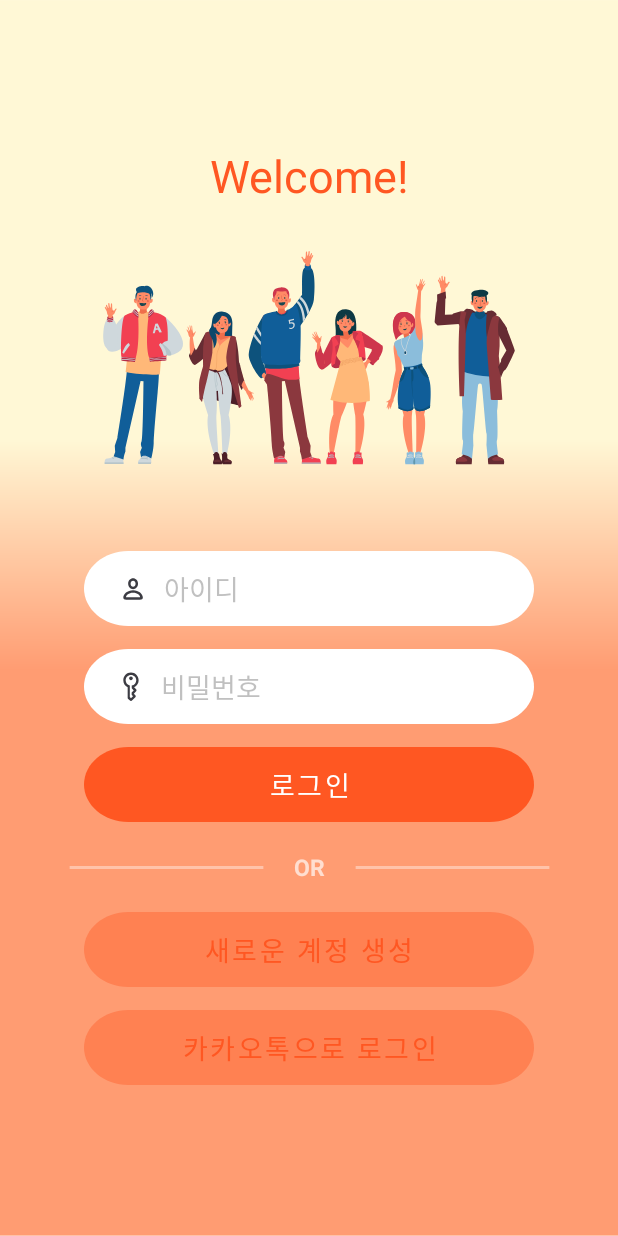
After one commit to suhwankim03/madcamp_week2, an Android app: the CreateAccountActivity screen opened directly, with no data from a screen before it, on a phone screen of 412 x 824 dp. The commit adds this screen. Run offline under Robolectric (Android 15) with nearby library versions, the phone set to English and light mode, and no system bars.

Commit message:
회원가입 Activity 초안 생성
회원가입 Activity 초안 생성

```diff
--- a/app/src/main/AndroidManifest.xml
+++ b/app/src/main/AndroidManifest.xml
@@ -15,18 +15,18 @@
         android:supportsRtl="true"
         android:theme="@style/Theme.FindFriend"
         tools:targetApi="31">
-
+        <activity
+            android:name=".CreateAccountActivity"
+            android:exported="false" />
         <activity
             android:name=".StartActivity"
-            android:exported="true"
-            android:theme="@style/Theme.Design.Light.NoActionBar">
+            android:exported="true">
             <intent-filter>
                 <action android:name="android.intent.action.MAIN" />
 
                 <category android:name="android.intent.category.LAUNCHER" />
             </intent-filter>
         </activity>
-
         <activity
             android:name=".LoginActivity"
             android:exported="true"
@@ -37,7 +37,6 @@
                 <category android:name="android.intent.category.LAUNCHER" />
             </intent-filter>
         </activity>
-
         <activity android:name=".MainActivity" />
     </application>
 
--- /dev/null
+++ b/app/src/main/java/com/example/findfriend/CreateAccountActivity.kt
@@ -0,0 +1,14 @@
+package com.example.findfriend
+
+import androidx.appcompat.app.AppCompatActivity
+import android.os.Bundle
+import com.example.findfriend.R
+import com.example.findfriend.databinding.ActivityCreateAccountBinding
+
+private lateinit var binding: ActivityCreateAccountBinding
+class CreateAccountActivity : AppCompatActivity() {
+    override fun onCreate(savedInstanceState: Bundle?) {
+        super.onCreate(savedInstanceState)
+        setContentView(R.layout.activity_create_account)
+    }
+}
--- a/app/src/main/java/com/example/findfriend/LoginActivity.kt
+++ b/app/src/main/java/com/example/findfriend/LoginActivity.kt
@@ -34,10 +34,12 @@ class LoginActivity : AppCompatActivity() {
             //"입력한 아이디 패스워드가 서버에 있는지 확인하는 내용 필요"
             val intent = Intent(this, MainActivity::class.java)
             startActivity(intent)
+            finish()
         }
 
         createAccountButton.setOnClickListener{
-
+            val intent = Intent(this, CreateAccountActivity::class.java)
+            startActivity(intent)
         }
 
         loginByKaKaoButton.setOnClickListener{
--- a/app/src/main/java/com/example/findfriend/StartActivity.kt
+++ b/app/src/main/java/com/example/findfriend/StartActivity.kt
@@ -20,13 +20,13 @@ class StartActivity : AppCompatActivity() {
     override fun onCreate(savedInstanceState: Bundle?) {
         super.onCreate(savedInstanceState)
         setContentView(R.layout.activity_start)
-
+/*
         fadeInAnim = AnimationUtils.loadAnimation(this, R.anim.fade_in)
         appTitle = findViewById(R.id.appTitle)
         appLogo = findViewById(R.id.appLogo)
         appLogo.startAnimation(fadeInAnim)
         appTitle.startAnimation(fadeInAnim)
-
+*/
         // 일정 시간 지연 이후 실행하기 위한 코드
         Handler(Looper.getMainLooper()).postDelayed({
 
--- /dev/null
+++ b/app/src/main/res/layout/activity_create_account.xml
@@ -0,0 +1,196 @@
+<?xml version="1.0" encoding="utf-8"?>
+<androidx.constraintlayout.widget.ConstraintLayout xmlns:android="http://schemas.android.com/apk/res/android"
+    xmlns:app="http://schemas.android.com/apk/res-auto"
+    xmlns:tools="http://schemas.android.com/tools"
+    android:layout_width="match_parent"
+    android:layout_height="match_parent"
+    tools:context=".LoginActivity">
+
+    <ImageView
+        android:id="@+id/loginBackGround"
+        android:layout_width="match_parent"
+        android:layout_height="match_parent"
+        app:layout_constraintTop_toTopOf="parent"
+        app:layout_constraintLeft_toLeftOf="parent"
+        android:scaleType="centerCrop"
+        android:src="@drawable/bg_login"
+        />
+
+
+    <TextView
+        android:id="@+id/loginBackGround_welcomeText"
+        android:layout_width="wrap_content"
+        android:layout_height="wrap_content"
+        android:gravity="center"
+        android:text="Welcome!"
+        android:textColor="@color/carrot"
+        android:textSize="30dp"
+        app:layout_constraintBottom_toTopOf="@id/loginBackGround_illust"
+        app:layout_constraintLeft_toLeftOf="parent"
+        app:layout_constraintRight_toRightOf="parent" />
+
+    <ImageView
+        android:id="@+id/loginBackGround_illust"
+        android:layout_width="300dp"
+        android:layout_height="200dp"
+        android:background="@drawable/login_illust"
+        app:layout_constraintBottom_toTopOf="@id/loginBackGround_id"
+        app:layout_constraintRight_toRightOf="parent"
+        app:layout_constraintLeft_toLeftOf="parent"
+        android:layout_marginBottom="30dp"
+        android:scaleType="centerCrop"/>
+
+
+    <ImageView
+        android:id="@+id/loginBackGround_id"
+        android:layout_width="wrap_content"
+        android:layout_height="wrap_content"
+        android:background="@drawable/oval"
+        app:layout_constraintTop_toTopOf="parent"
+        app:layout_constraintBottom_toBottomOf="parent"
+        app:layout_constraintRight_toRightOf="parent"
+        app:layout_constraintLeft_toLeftOf="parent"
+        android:layout_marginBottom="40dp"
+        android:clipToOutline="true"/>
+
+    <ImageView
+        android:id="@+id/loginBackGround_id_ic"
+        android:layout_width="wrap_content"
+        android:layout_height="wrap_content"
+        android:background="@drawable/login_ic_user"
+        app:layout_constraintTop_toTopOf="@id/loginBackGround_id"
+        app:layout_constraintBottom_toBottomOf="@id/loginBackGround_id"
+        app:layout_constraintLeft_toLeftOf="@id/loginBackGround_id"
+        android:layout_marginLeft="25dp"/>
+
+    <EditText
+        android:id="@+id/writeId"
+        android:layout_width="230dp"
+        android:layout_height="wrap_content"
+        android:inputType="textNoSuggestions|textMultiLine"
+        android:hint="아이디"
+        android:textColorHint="@color/hintgray"
+        app:backgroundTint="@color/white"
+        app:layout_constraintTop_toTopOf="@id/loginBackGround_id"
+        app:layout_constraintBottom_toBottomOf="@id/loginBackGround_id"
+        app:layout_constraintLeft_toRightOf="@id/loginBackGround_id_ic"
+        android:layout_marginLeft="10dp" />
+
+    <ImageView
+        android:id="@+id/loginBackGround_password"
+        android:layout_width="wrap_content"
+        android:layout_height="wrap_content"
+        android:background="@drawable/oval"
+        app:layout_constraintTop_toBottomOf="@id/loginBackGround_id"
+        android:layout_marginTop="15dp"
+        app:layout_constraintRight_toRightOf="parent"
+        app:layout_constraintLeft_toLeftOf="parent"/>
+
+    <ImageView
+        android:id="@+id/loginBackGround_key_ic"
+        android:layout_width="wrap_content"
+        android:layout_height="wrap_content"
+        android:background="@drawable/login_ic_key"
+        app:layout_constraintTop_toTopOf="@id/loginBackGround_password"
+        app:layout_constraintBottom_toBottomOf="@id/loginBackGround_password"
+        app:layout_constraintLeft_toLeftOf="@id/loginBackGround_password"
+        android:layout_marginLeft="25dp"/>
+
+    <EditText
+        android:id="@+id/writePassword"
+        android:layout_width="230dp"
+        android:layout_height="wrap_content"
+        android:inputType="textNoSuggestions|textMultiLine"
+        android:hint="비밀번호"
+        android:textColorHint="@color/hintgray"
+        app:backgroundTint="@color/white"
+        app:layout_constraintTop_toTopOf="@id/loginBackGround_password"
+        app:layout_constraintBottom_toBottomOf="@id/loginBackGround_password"
+        app:layout_constraintLeft_toRightOf="@id/loginBackGround_key_ic"
+        android:layout_marginLeft="10dp"/>
+
+    <Button
+        android:id="@+id/loginBackGround_login"
+        android:layout_width="wrap_content"
+        android:layout_height="wrap_content"
+        android:background="@drawable/oval_brown"
+        app:layout_constraintTop_toBottomOf="@id/loginBackGround_password"
+        android:layout_marginTop="15dp"
+        app:layout_constraintRight_toRightOf="parent"
+        app:layout_constraintLeft_toLeftOf="parent"
+        android:text="로그인"
+        android:textSize="18dp"
+        android:textColor="@color/white"
+        android:clickable="true"/>
+
+
+    <androidx.constraintlayout.widget.ConstraintLayout
+        android:layout_width="match_parent"
+        android:layout_height="wrap_content"
+        app:layout_constraintTop_toBottomOf="@id/loginBackGround_login"
+        app:layout_constraintBottom_toTopOf="@id/loginBackGround_createAccount">
+
+        <ImageView
+            android:id="@+id/orLeftLine"
+            android:layout_width="130dp"
+            android:layout_height="2dp"
+            android:layout_marginLeft="20dp"
+            app:layout_constraintTop_toTopOf="parent"
+            app:layout_constraintBottom_toBottomOf="parent"
+            app:layout_constraintLeft_toRightOf="@id/orText"
+            android:background="@drawable/dashline"/>
+
+        <TextView
+            android:id="@+id/orText"
+            android:layout_width="wrap_content"
+            android:layout_height="wrap_content"
+            app:layout_constraintTop_toTopOf="parent"
+            app:layout_constraintBottom_toBottomOf="parent"
+            app:layout_constraintLeft_toLeftOf="parent"
+            app:layout_constraintRight_toRightOf="parent"
+            android:textSize="15dp"
+            android:textStyle="bold"
+            android:textColor="#AAFFFFFF"
+            android:text="OR"/>
+
+        <ImageView
+            android:id="@+id/orRightLine"
+            android:layout_width="130dp"
+            android:layout_height="2dp"
+            android:layout_marginRight="20dp"
+            app:layout_constraintTop_toTopOf="parent"
+            app:layout_constraintBottom_toBottomOf="parent"
+            app:layout_constraintRight_toLeftOf="@id/orText"
+            android:background="@drawable/dashline"/>
+
+    </androidx.constraintlayout.widget.ConstraintLayout>
+
+    <Button
+        android:id="@+id/loginBackGround_createAccount"
+        android:layout_width="wrap_content"
+        android:layout_height="wrap_content"
+        android:background="@drawable/oval_downalpha"
+        app:layout_constraintTop_toBottomOf="@id/loginBackGround_login"
+        android:layout_marginTop="60dp"
+        app:layout_constraintRight_toRightOf="parent"
+        app:layout_constraintLeft_toLeftOf="parent"
+        android:clickable="true"
+        android:textColor="@color/carrot"
+        android:text="새로운 계정 생성"
+        android:textSize="18dp"/>
+
+    <Button
+        android:id="@+id/loginBackGround_loginByKaKao"
+        android:layout_width="wrap_content"
+        android:layout_height="wrap_content"
+        android:background="@drawable/oval_downalpha"
+        app:layout_constraintTop_toBottomOf="@id/loginBackGround_createAccount"
+        android:layout_marginTop="15dp"
+        app:layout_constraintRight_toRightOf="parent"
+        app:layout_constraintLeft_toLeftOf="parent"
+        android:clickable="true"
+        android:textColor="@color/carrot"
+        android:text="카카오톡으로 로그인"
+        android:textSize="18dp"/>
+
+</androidx.constraintlayout.widget.ConstraintLayout>
--- a/app/src/main/res/values/themes.xml
+++ b/app/src/main/res/values/themes.xml
@@ -1,5 +1,5 @@
 <resources xmlns:tools="http://schemas.android.com/tools">
-    <style name="Theme.FindFriend" parent="Theme.MaterialComponents.DayNight.NoActionBar">
+    <style name="Theme.FindFriend" parent="Theme.MaterialComponents.Light.NoActionBar">
         <!-- Primary brand color. -->
         <item name="colorPrimary">@color/carrot</item>
         <item name="colorPrimaryVariant">@color/bgorange</item>
```
